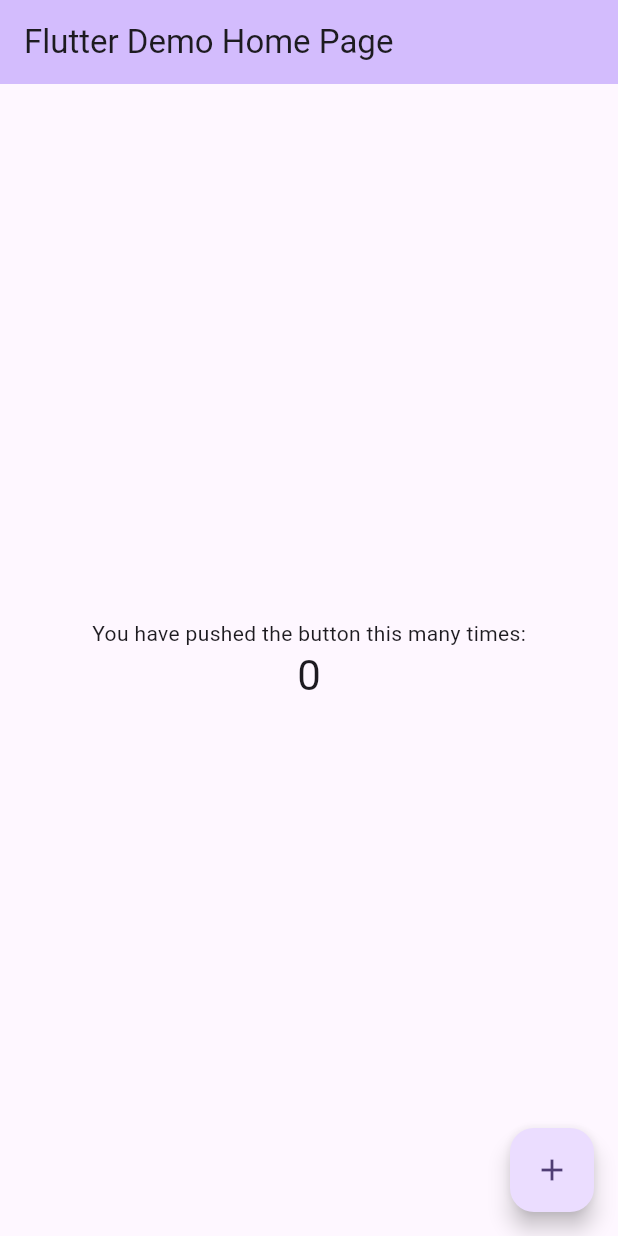
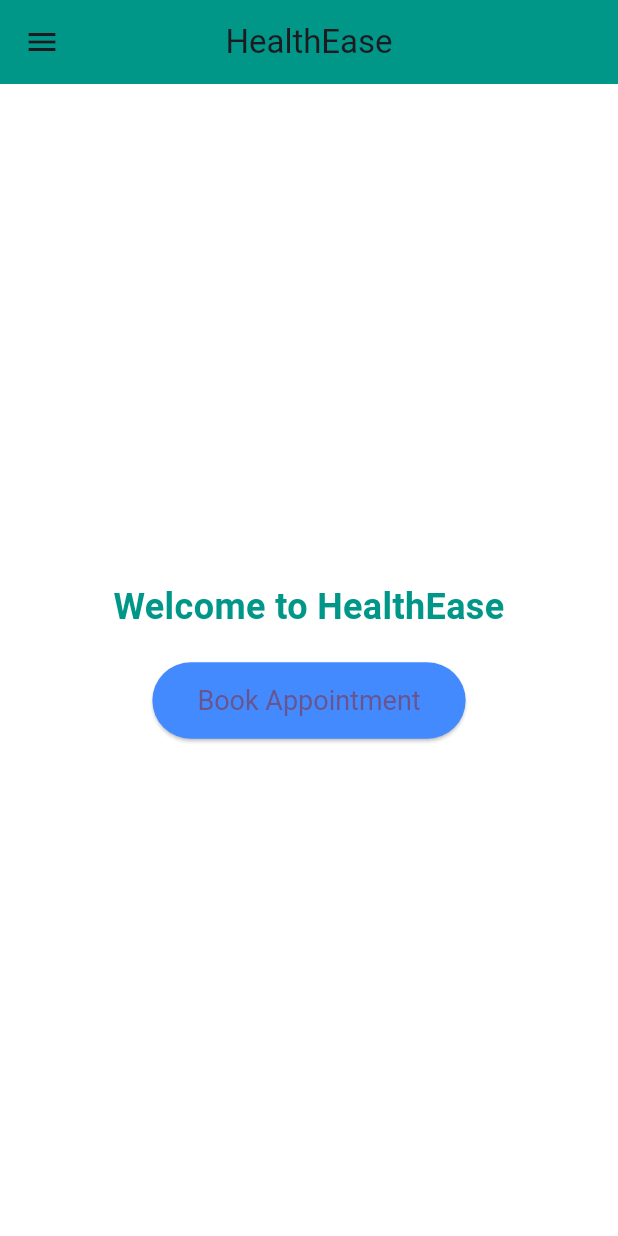
Before and after one commit to mahrukh-dev/healthease, a Flutter app: the screen it shows after launch, on a phone screen of 412 x 824 dp. Run offline on Flutter 3.47's test engine with Material 3 defaults, Android fonts, the phone set to English and light mode, and no system bars.

Commit message:
home screen

```diff
--- a/lib/main.dart
+++ b/lib/main.dart
@@ -1,4 +1,5 @@
 import 'package:flutter/material.dart';
+import 'package:healthease/screens/home_screen.dart';
 
 void main() {
   runApp(const MyApp());
@@ -6,120 +7,16 @@
 
 class MyApp extends StatelessWidget {
   const MyApp({super.key});
-
-  // This widget is the root of your application.
-  @override
+@override
   Widget build(BuildContext context) {
     return MaterialApp(
       title: 'Flutter Demo',
       theme: ThemeData(
-        // This is the theme of your application.
-        //
-        // TRY THIS: Try running your application with "flutter run". You'll see
-        // the application has a purple toolbar. Then, without quitting the app,
-        // try changing the seedColor in the colorScheme below to Colors.green
-        // and then invoke "hot reload" (save your changes or press the "hot
-        // reload" button in a Flutter-supported IDE, or press "r" if you used
-        // the command line to start the app).
-        //
-        // Notice that the counter didn't reset back to zero; the application
-        // state is not lost during the reload. To reset the state, use hot
-        // restart instead.
-        //
-        // This works for code too, not just values: Most code changes can be
-        // tested with just a hot reload.
         colorScheme: ColorScheme.fromSeed(seedColor: Colors.deepPurple),
         useMaterial3: true,
       ),
-      home: const MyHomePage(title: 'Flutter Demo Home Page'),
+      debugShowCheckedModeBanner: false,
+      home: HomeScreen(),
     );
   }
 }
-
-class MyHomePage extends StatefulWidget {
-  const MyHomePage({super.key, required this.title});
-
-  // This widget is the home page of your application. It is stateful, meaning
-  // that it has a State object (defined below) that contains fields that affect
-  // how it looks.
-
-  // This class is the configuration for the state. It holds the values (in this
-  // case the title) provided by the parent (in this case the App widget) and
-  // used by the build method of the State. Fields in a Widget subclass are
-  // always marked "final".
-
-  final String title;
-
-  @override
-  State<MyHomePage> createState() => _MyHomePageState();
-}
-
-class _MyHomePageState extends State<MyHomePage> {
-  int _counter = 0;
-
-  void _incrementCounter() {
-    setState(() {
-      // This call to setState tells the Flutter framework that something has
-      // changed in this State, which causes it to rerun the build method below
-      // so that the display can reflect the updated values. If we changed
-      // _counter without calling setState(), then the build method would not be
-      // called again, and so nothing would appear to happen.
-      _counter++;
-    });
-  }
-
-  @override
-  Widget build(BuildContext context) {
-    // This method is rerun every time setState is called, for instance as done
-    // by the _incrementCounter method above.
-    //
-    // The Flutter framework has been optimized to make rerunning build methods
-    // fast, so that you can just rebuild anything that needs updating rather
-    // than having to individually change instances of widgets.
-    return Scaffold(
-      appBar: AppBar(
-        // TRY THIS: Try changing the color here to a specific color (to
-        // Colors.amber, perhaps?) and trigger a hot reload to see the AppBar
-        // change color while the other colors stay the same.
-        backgroundColor: Theme.of(context).colorScheme.inversePrimary,
-        // Here we take the value from the MyHomePage object that was created by
-        // the App.build method, and use it to set our appbar title.
-        title: Text(widget.title),
-      ),
-      body: Center(
-        // Center is a layout widget. It takes a single child and positions it
-        // in the middle of the parent.
-        child: Column(
-          // Column is also a layout widget. It takes a list of children and
-          // arranges them vertically. By default, it sizes itself to fit its
-          // children horizontally, and tries to be as tall as its parent.
-          //
-          // Column has various properties to control how it sizes itself and
-          // how it positions its children. Here we use mainAxisAlignment to
-          // center the children vertically; the main axis here is the vertical
-          // axis because Columns are vertical (the cross axis would be
-          // horizontal).
-          //
-          // TRY THIS: Invoke "debug painting" (choose the "Toggle Debug Paint"
-          // action in the IDE, or press "p" in the console), to see the
-          // wireframe for each widget.
-          mainAxisAlignment: MainAxisAlignment.center,
-          children: <Widget>[
-            const Text(
-              'You have pushed the button this many times:',
-            ),
-            Text(
-              '$_counter',
-              style: Theme.of(context).textTheme.headlineMedium,
-            ),
-          ],
-        ),
-      ),
-      floatingActionButton: FloatingActionButton(
-        onPressed: _incrementCounter,
-        tooltip: 'Increment',
-        child: const Icon(Icons.add),
-      ), // This trailing comma makes auto-formatting nicer for build methods.
-    );
-  }
-}
--- /dev/null
+++ b/lib/screens/home_screen.dart
@@ -0,0 +1,117 @@
+import 'package:flutter/material.dart';
+import 'package:healthease/screens/appointment_booking_screen.dart';
+import 'package:healthease/theme/app_colors.dart';
+
+class HomeScreen extends StatefulWidget {
+  const HomeScreen({super.key});
+
+  @override
+  State<HomeScreen> createState() => _HomeScreenState();
+}
+
+class _HomeScreenState extends State<HomeScreen> {
+  @override
+  Widget build(BuildContext context) {
+    return Scaffold(
+      backgroundColor: AppColors.backgroundColor,
+      appBar: AppBar(
+        backgroundColor: AppColors.primaryColor,
+        title: Text("HealthEase"),
+        centerTitle: true,
+      ),
+      drawer: Drawer(
+        child: ListView(
+          padding: EdgeInsets.zero,
+          children: [
+            DrawerHeader(
+              decoration: BoxDecoration(
+                color: AppColors.primaryColor,
+              ),
+              child: Column(
+                crossAxisAlignment: CrossAxisAlignment.start,
+                children: [
+                  Icon(
+                    Icons.local_hospital,
+                    size: 48,
+                    color: Colors.white,
+                  ),
+                  SizedBox(height: 8),
+                  Text(
+                    'HealthEase',
+                    style: TextStyle(
+                      color: Colors.white,
+                      fontSize: 20,
+                    ),
+                  ),
+                ],
+              ),
+            ),
+            ListTile(
+              leading: Icon(Icons.home_filled),
+              title: Text('Home'),
+              onTap: (){
+                Navigator.pop(context);
+              },
+            ),
+            ListTile(
+              leading: Icon(Icons.calendar_today),
+              title: Text('Book Appointment'),
+              onTap: (){
+                Navigator.push(
+                    context,
+                    MaterialPageRoute(builder: (_) => AppointmentBookingScreen())
+                );
+              },
+            ),
+            ListTile(
+              leading: Icon(Icons.history),
+              title: Text('Appointment History'),
+              onTap: (){
+                Navigator.push(
+                    context,
+                    MaterialPageRoute(builder: (_) => AppointmentBookingScreen())
+                );
+              },
+            ),
+          ],
+        ),
+      ),
+      body: Center(
+        child: Padding(
+          padding: EdgeInsets.all(20.0),
+          child: Column(
+            mainAxisAlignment: MainAxisAlignment.center,
+            children: [
+              Text(
+                'Welcome to HealthEase',
+                style: TextStyle(
+                  fontSize: 24,
+                  color: AppColors.primaryColor,
+                  fontWeight: FontWeight.bold
+                ),
+                textAlign: TextAlign.center,
+              ),
+              SizedBox(
+                height: 20,
+              ),
+              ElevatedButton(
+                onPressed: (){
+                  Navigator.push(
+                    context,
+                    MaterialPageRoute(builder: (_) => AppointmentBookingScreen())
+                  );
+                },
+                child: Text('Book Appointment'),
+                style: ElevatedButton.styleFrom(
+                  backgroundColor: AppColors.secondaryColor,
+                  padding: EdgeInsets.symmetric(horizontal:30, vertical: 15),
+                  textStyle: TextStyle(fontSize: 18),
+                ),
+              )
+            ],
+          ),
+        ),
+      ),
+    );
+  }
+}
```
